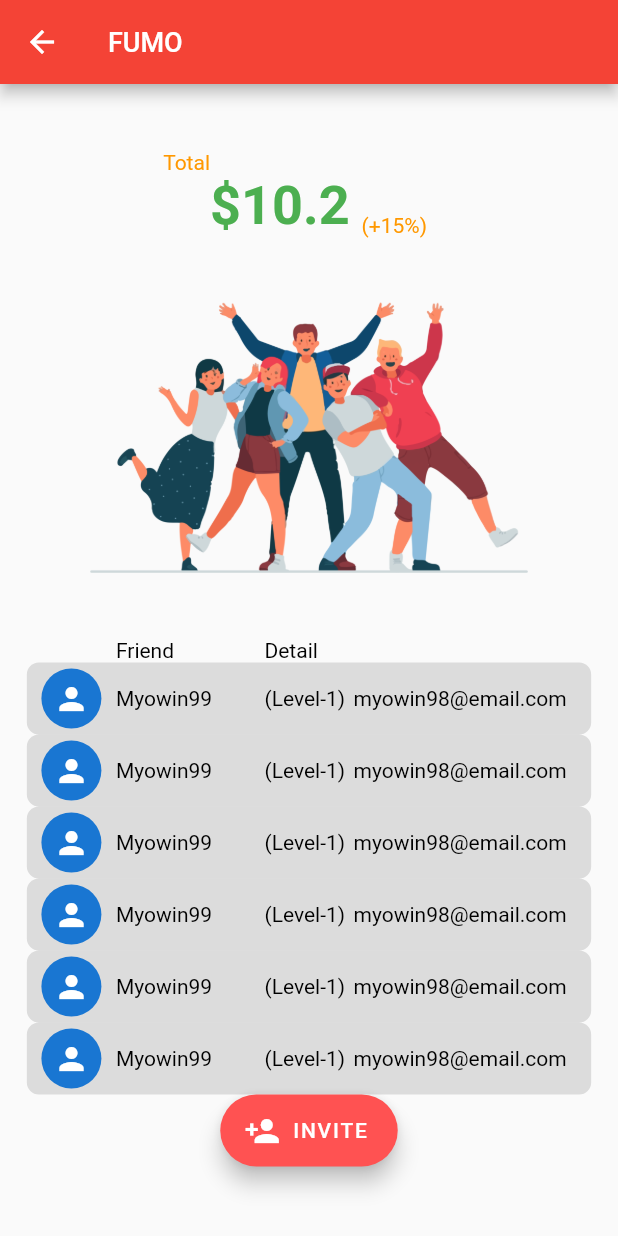
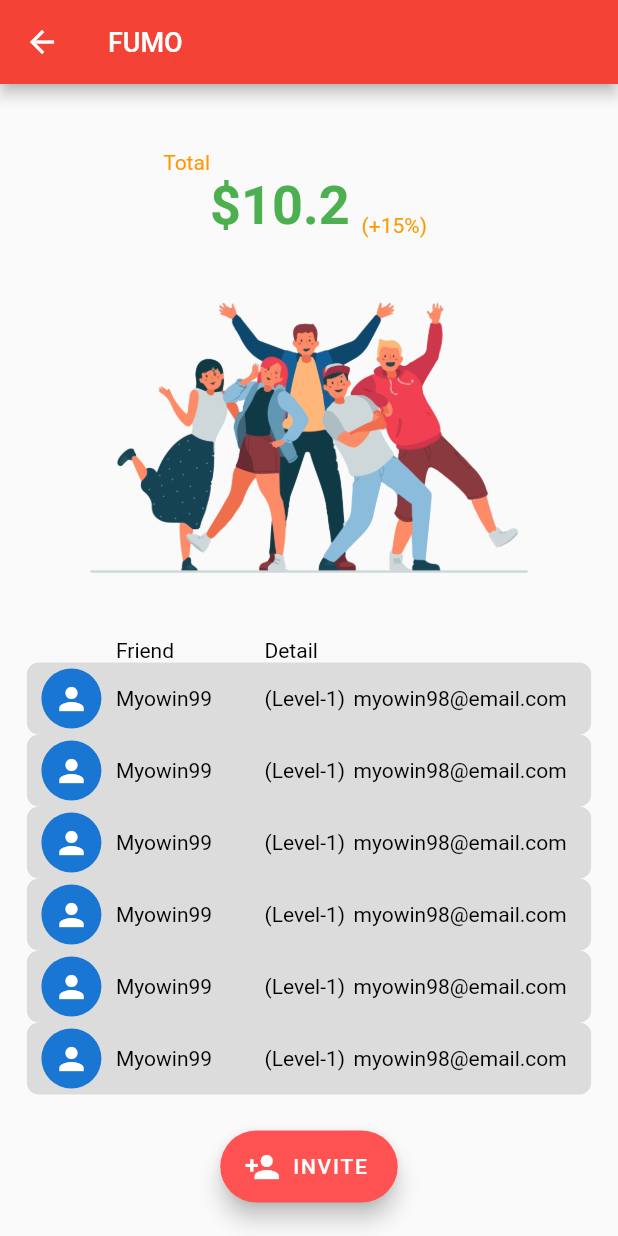
Before and after one commit to mmsoftware100/flutter-backbone, a Flutter app: the FriendPage screen opened by its route, on a phone screen of 412 x 824 dp. Run offline on Flutter 3.47's test engine with Material 2 defaults, Android fonts, the phone set to English and light mode, and no system bars; our stand-ins replace dartz, dio, equatable, flutter_local_notifications, flutter_spinkit, get_it and 2 more; missing offline and left inert: encrypt; accounts and stored records are empty; project files that could hold a hidden picture were left out.

Commit message:
add sized box

```diff
--- a/lib/features/presentation/pages/friend_page.dart
+++ b/lib/features/presentation/pages/friend_page.dart
@@ -29,7 +29,9 @@ class _FriendPageState extends State<FriendPage> {
           _balanceInfo(),
           _friendImage(),
           _friendTable(),
-          _inviteButton()
+          SizedBox(height: 24.0,),
+          _inviteButton(),
+          SizedBox(height: 24.0,),
         ],
       ),
     );
```
